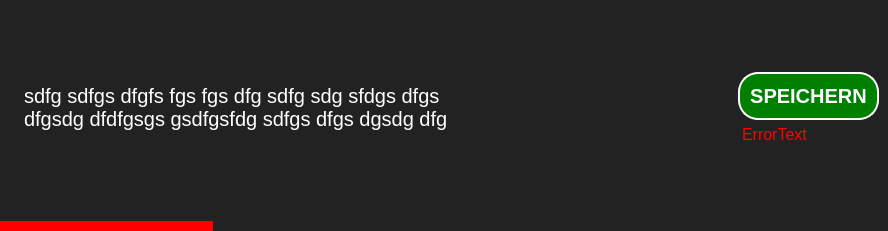
b-lack/qgis-fim-plugin, file lfb_regeneration_wildlife_impact/gui/form/saveBar.ui: the form before one commit.
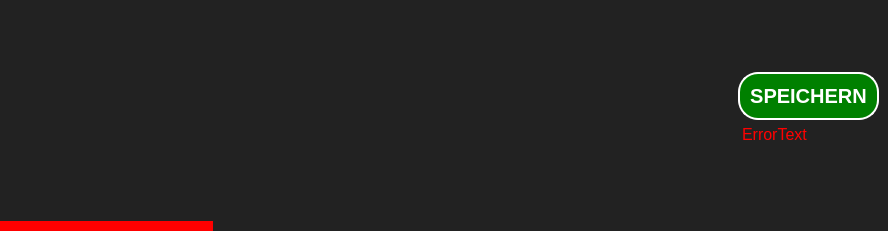
The form after the commit.

Diff of the .ui file:
```diff
--- a/lfb_regeneration_wildlife_impact/gui/form/saveBar.ui
+++ b/lfb_regeneration_wildlife_impact/gui/form/saveBar.ui
@@ -85,7 +85,7 @@
          </font>
         </property>
         <property name="text">
-         <string>sdfg sdfgs dfgfs fgs fgs dfg sdfg sdg sfdgs dfgs dfgsdg dfdfgsgs gsdfgsfdg sdfgs dfgs dgsdg dfg</string>
+         <string/>
         </property>
         <property name="wordWrap">
          <bool>true</bool>
```
